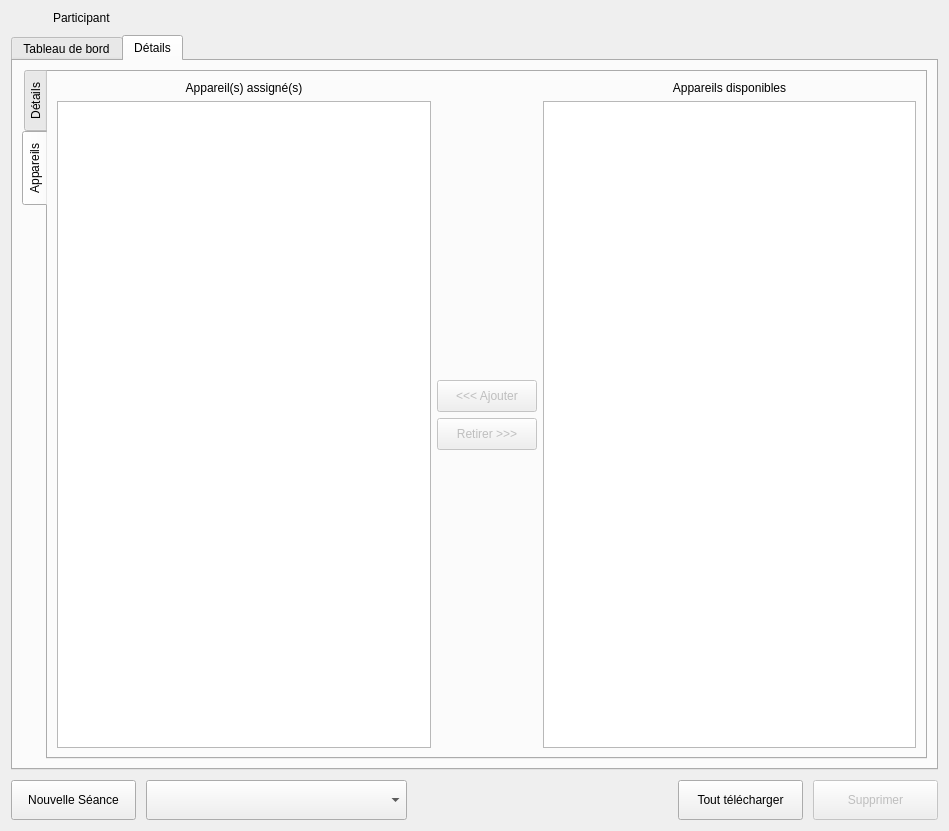
Qt form client/src/editors/ParticipantWidget.ui (introlab/openteraplus) before a commit.
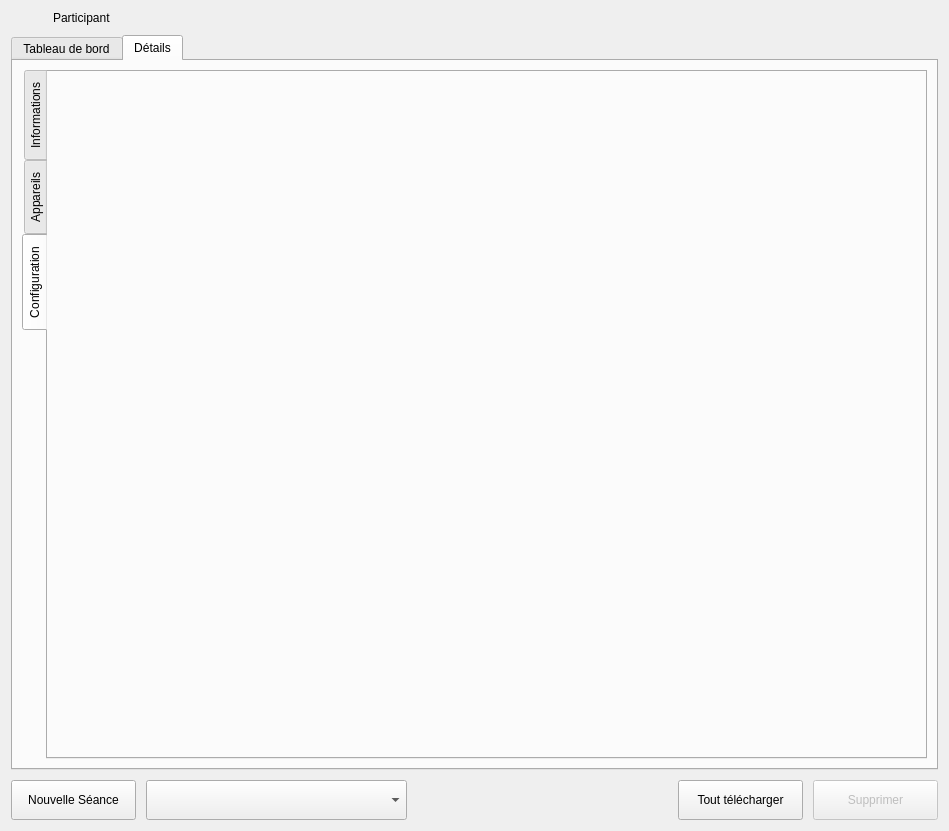
The same form after that commit. Icons and pictures are not drawn. Custom widgets are drawn as their Qt base class.

Commit message: Refs #11. Added Service Configuration for users, devices and participants.

Patch:
```diff
--- a/client/src/editors/ParticipantWidget.ui
+++ b/client/src/editors/ParticipantWidget.ui
@@ -1114,7 +1114,7 @@
           <enum>QTabWidget::West</enum>
          </property>
          <property name="currentIndex">
-          <number>1</number>
+          <number>2</number>
          </property>
          <widget class="QWidget" name="tabParticipant">
           <attribute name="icon">
@@ -1122,7 +1122,7 @@
             <normaloff>:/icons/patient.png</normaloff>:/icons/patient.png</iconset>
           </attribute>
           <attribute name="title">
-           <string>Détails</string>
+           <string>Informations</string>
           </attribute>
           <layout class="QVBoxLayout" name="verticalLayout_12">
            <item>
@@ -1370,6 +1370,20 @@
            </item>
           </layout>
          </widget>
+         <widget class="QWidget" name="tabConfig">
+          <attribute name="icon">
+           <iconset resource="../../resources/TeraClient.qrc">
+            <normaloff>:/icons/config.png</normaloff>:/icons/config.png</iconset>
+          </attribute>
+          <attribute name="title">
+           <string>Configuration</string>
+          </attribute>
+          <layout class="QVBoxLayout" name="verticalLayout_16">
+           <item>
+            <widget class="QWidget" name="wdgServiceConfig" native="true"/>
+           </item>
+          </layout>
+         </widget>
         </widget>
        </item>
       </layout>
```
The commit also changes 15 other files.
